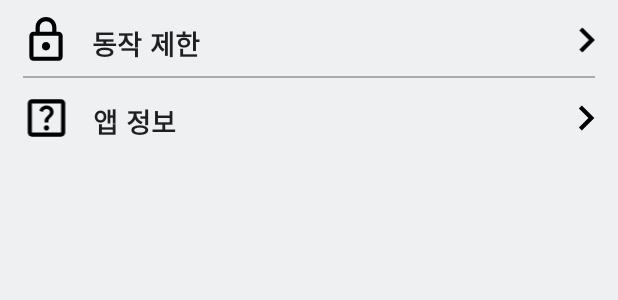
After one commit to seungking/Android_MD, an Android app: the layout fragment_settings.xml on its own in the app's theme, with its tools: preview values and no code run, on a phone screen of 412 x 824 dp. The commit adds this screen. Shown: the top 300 px of the screen. Run offline under Robolectric (Android 15) with nearby library versions, the phone set to English and light mode, and no system bars.

```diff
--- /dev/null
+++ b/app/src/main/res/drawable/ic_navigate_next_black_24dp.xml
@@ -0,0 +1,9 @@
+<vector xmlns:android="http://schemas.android.com/apk/res/android"
+    android:width="24dp"
+    android:height="24dp"
+    android:viewportWidth="24"
+    android:viewportHeight="24">
+  <path
+      android:pathData="M10,6L8.59,7.41 13.17,12l-4.58,4.59L10,18l6,-6z"
+      android:fillColor="#000000"/>
+</vector>
--- /dev/null
+++ b/app/src/main/res/layout/fragment_settings.xml
@@ -0,0 +1,103 @@
+<?xml version="1.0" encoding="utf-8"?>
+<LinearLayout xmlns:android="http://schemas.android.com/apk/res/android"
+    xmlns:app="http://schemas.android.com/apk/res-auto"
+    android:layout_width="match_parent"
+    android:layout_height="match_parent"
+    android:orientation="vertical">
+
+    <LinearLayout
+        android:id="@+id/cat_motionLimit"
+        android:layout_width="match_parent"
+        android:layout_height="wrap_content"
+        android:orientation="vertical"
+        android:clickable="true"
+        android:focusable="true"
+        android:paddingBottom="7dp"
+        >
+
+        <LinearLayout
+            android:layout_width="match_parent"
+            android:layout_height="wrap_content"
+            android:orientation="horizontal">
+
+            <ImageView
+                android:layout_width="wrap_content"
+                android:layout_height="match_parent"
+                app:srcCompat="@drawable/ic_lock_black_24dp"
+                android:layout_marginLeft="10dp"
+                android:layout_marginTop="10dp"
+                android:layout_weight="1"/>
+
+            <TextView
+                android:layout_width="wrap_content"
+                android:layout_height="wrap_content"
+                android:layout_marginLeft="10dp"
+                android:layout_marginTop="15dp"
+                android:layout_weight="13"
+                android:fontFamily="@font/worksans_bold"
+                android:text="동작 제한"
+                android:textSize="8pt" />
+
+            <ImageView
+                android:layout_width="wrap_content"
+                android:layout_height="match_parent"
+                app:srcCompat="@drawable/ic_navigate_next_black_24dp"
+                android:layout_marginLeft="10dp"
+                android:layout_marginTop="10dp"
+                android:layout_weight="1"/>
+
+        </LinearLayout>
+
+    </LinearLayout>
+    <View
+        android:layout_width="match_parent"
+        android:layout_marginLeft="15dp"
+        android:layout_marginRight="15dp"
+        android:layout_height="1dp"
+        android:background="@android:color/darker_gray"
+        />
+    <LinearLayout
+        android:id="@+id/cat_appInfor"
+        android:layout_width="match_parent"
+        android:layout_height="wrap_content"
+        android:orientation="vertical"
+        android:clickable="true"
+        android:focusable="true"
+        android:paddingBottom="7dp">
+
+        <LinearLayout
+            android:layout_width="match_parent"
+            android:layout_height="wrap_content"
+            android:orientation="horizontal">
+
+            <ImageView
+                android:layout_width="wrap_content"
+                android:layout_height="match_parent"
+                app:srcCompat="@drawable/ic_help_center_black_24dp"
+                android:layout_marginLeft="10dp"
+                android:layout_marginTop="10dp"
+                android:layout_weight="1"/>
+
+            <TextView
+                android:layout_width="wrap_content"
+                android:layout_height="wrap_content"
+                android:layout_marginLeft="10dp"
+                android:layout_marginTop="15dp"
+                android:layout_weight="13"
+                android:fontFamily="@font/worksans_bold"
+                android:text="앱 정보"
+                android:textSize="8pt" />
+
+            <ImageView
+                android:layout_width="wrap_content"
+                android:layout_height="match_parent"
+                app:srcCompat="@drawable/ic_navigate_next_black_24dp"
+                android:layout_marginLeft="10dp"
+                android:layout_marginTop="10dp"
+                android:layout_weight="1"/>
+
+        </LinearLayout>
+
+    </LinearLayout>
+
+</LinearLayout>
```
Also changed, not shown: app/src/main/java/kiman/androidmd/SettingsFragment.kt (+24 -4 lines), app/src/main/java/kiman/androidmd/SettingsFragment2.kt (added, +28 -0 lines), app/src/main/java/kiman/androidmd/SettingsFragmentLimit.kt (added, +15 -0 lines), app/src/main/res/layout/fragment_settings_limit.xml (added, +98 -0 lines), app/src/main/res/navigation/nav_graph_settings.xml (+10 -10 lines), app/src/main/res/xml/preferences.xml (+8 -3 lines), app/src/main/res/layout/list_item_layout.xml (line endings or trailing spaces).
